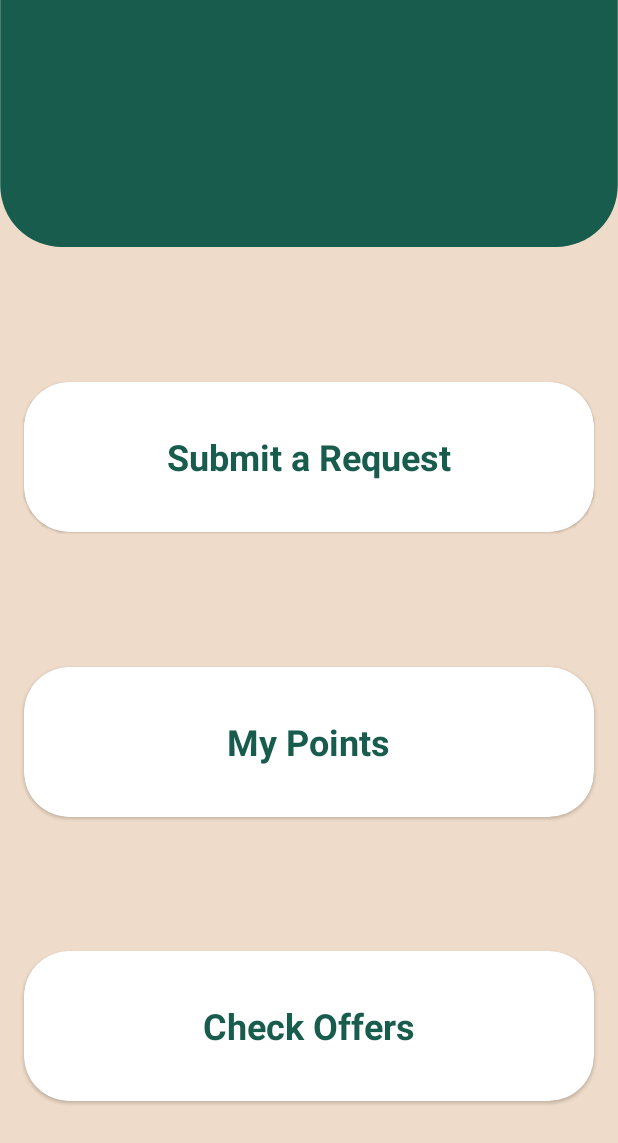
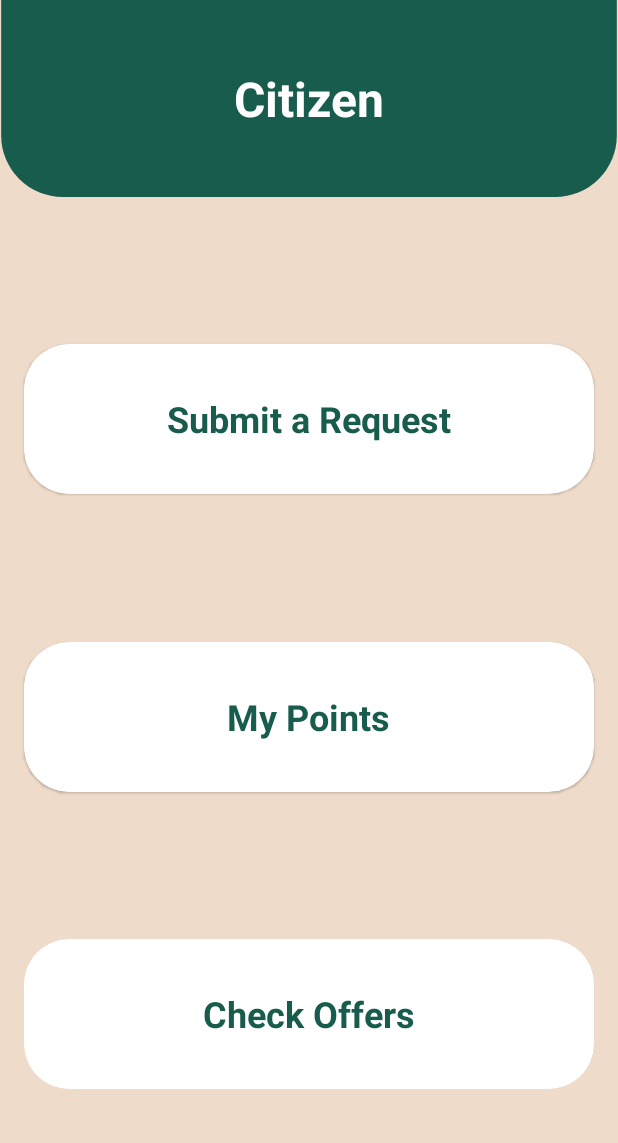
Before and after one commit to AhmedMaad/Triple-G-Cycle, an Android app: the CitizenHomeActivity screen opened directly, with no data from a screen before it, on a phone screen of 412 x 824 dp. Shown: the top 1143 px of the screen. Run offline under Robolectric (Android 15) with nearby library versions, the phone set to English and light mode, and no system bars.

Commit message:
partial request design

```diff
--- a/app/src/main/java/com/maad/triple_gcycle/factory/RequestsActivity.kt
+++ b/app/src/main/java/com/maad/triple_gcycle/factory/RequestsActivity.kt
@@ -10,6 +10,9 @@ class RequestsActivity : AppCompatActivity() {
         super.onCreate(savedInstanceState)
         val binding = ActivityRequestsBinding.inflate(layoutInflater)
         setContentView(binding.root)
+
+
+
     }
 
 }
--- a/app/src/main/res/drawable/half_square.xml
+++ b/app/src/main/res/drawable/half_square.xml
@@ -11,5 +11,5 @@
 
     <size
         android:width="500dp"
-        android:height="200dp" />
+        android:height="160dp" />
 </shape>
--- a/app/src/main/res/layout/activity_citizen_home.xml
+++ b/app/src/main/res/layout/activity_citizen_home.xml
@@ -16,14 +16,14 @@
 
     <TextView
         android:id="@+id/user_type_tv"
+        style="@style/TextTitle"
         android:layout_width="wrap_content"
         android:layout_height="wrap_content"
+        android:text="Citizen"
         app:layout_constraintBottom_toBottomOf="@id/half_square_iv"
         app:layout_constraintEnd_toEndOf="@id/half_square_iv"
         app:layout_constraintStart_toStartOf="@id/half_square_iv"
-        app:layout_constraintTop_toTopOf="@id/half_square_iv"
-        tools:text="Citizen"
-        style="@style/TextTitle" />
+        app:layout_constraintTop_toTopOf="@id/half_square_iv" />
 
     <com.google.android.material.card.MaterialCardView
         android:id="@+id/request_cv"
--- a/app/src/main/res/layout/activity_factory_home.xml
+++ b/app/src/main/res/layout/activity_factory_home.xml
@@ -23,7 +23,7 @@
         app:layout_constraintEnd_toEndOf="@id/half_square_iv"
         app:layout_constraintStart_toStartOf="@id/half_square_iv"
         app:layout_constraintTop_toTopOf="@id/half_square_iv"
-        tools:text="Factory" />
+        android:text="Factory" />
 
     <com.google.android.material.card.MaterialCardView
         android:id="@+id/request_cv"
--- a/app/src/main/res/layout/activity_offers.xml
+++ b/app/src/main/res/layout/activity_offers.xml
@@ -24,7 +24,7 @@
         app:layout_constraintEnd_toEndOf="@id/half_square_iv"
         app:layout_constraintStart_toStartOf="@id/half_square_iv"
         app:layout_constraintTop_toTopOf="@id/half_square_iv"
-        tools:text="Offers" />
+        android:text="Offers" />
 
     <androidx.recyclerview.widget.RecyclerView
         android:id="@+id/offers_rv"
--- a/app/src/main/res/layout/activity_points.xml
+++ b/app/src/main/res/layout/activity_points.xml
@@ -4,8 +4,8 @@
     xmlns:tools="http://schemas.android.com/tools"
     android:layout_width="match_parent"
     android:layout_height="match_parent"
-    android:orientation="vertical"
-    tools:context=".citizen.PointsActivity">
+    tools:context=".citizen."
+    android:orientation="vertical">
 
     <ImageView
         android:id="@+id/half_square_iv"
@@ -24,7 +24,7 @@
         app:layout_constraintEnd_toEndOf="@id/half_square_iv"
         app:layout_constraintStart_toStartOf="@id/half_square_iv"
         app:layout_constraintTop_toTopOf="@id/half_square_iv"
-        tools:text="My Points" />
+        android:text="My Points" />
 
     <LinearLayout
         android:id="@+id/approved_container"
```
Also changed, not shown: app/src/main/res/drawable/square.xml (added, +16 -0 lines), app/src/main/res/layout/activity_requests.xml (+44 -0 lines).
